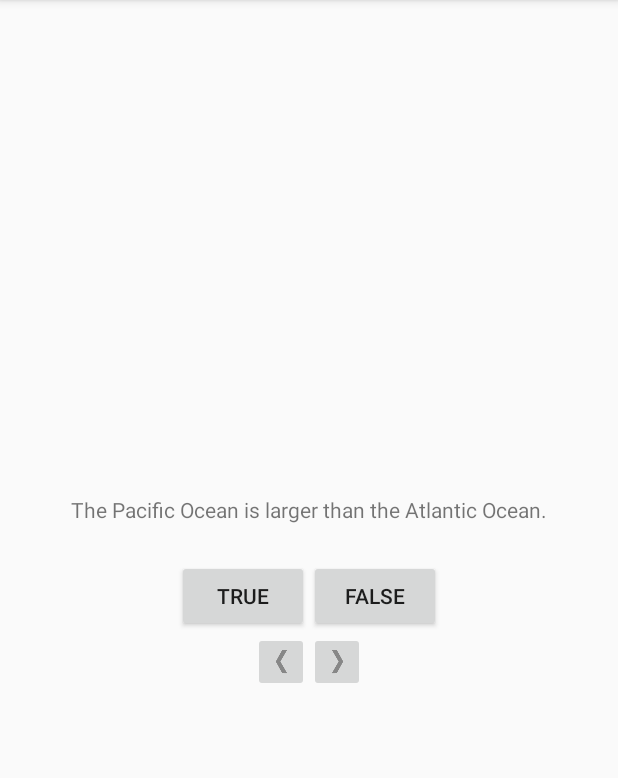
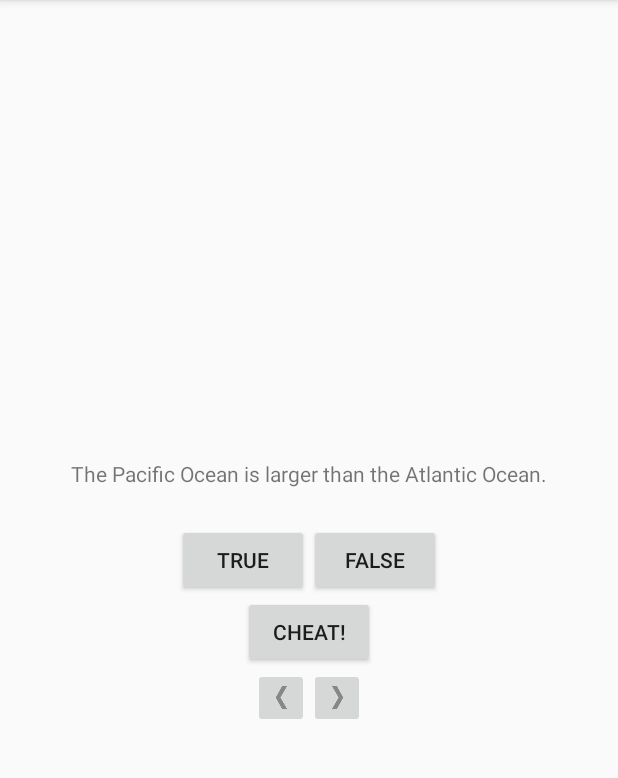
Before and after one commit to yihanseattle/Android-Practice, an Android app: the screen it shows after launch (QuizActivity), after a tap on "FALSE", on a phone screen of 412 x 824 dp, the part 84-862 px from its top. Run offline under Robolectric (Android 15) with nearby library versions, the phone set to English and light mode, and no system bars.

Commit message:
Complete: Chapter 05 (with all Chanllenge done)

```diff
--- a/GeoQuiz/GeoQuiz/app/src/main/AndroidManifest.xml
+++ b/GeoQuiz/GeoQuiz/app/src/main/AndroidManifest.xml
@@ -9,6 +9,7 @@
         android:theme="@style/AppTheme" >
         <activity
             android:name=".QuizActivity"
+            android:launchMode="singleTop"
             android:label="@string/app_name" >
             <intent-filter>
                 <action android:name="android.intent.action.MAIN" />
@@ -16,6 +17,11 @@
                 <category android:name="android.intent.category.LAUNCHER" />
             </intent-filter>
         </activity>
+        <activity
+            android:name=".CheatActivity"
+            android:label="@string/title_activity_cheat"
+            android:parentActivityName=".QuizActivity">
+        </activity>
     </application>
 
 </manifest>
--- /dev/null
+++ b/GeoQuiz/GeoQuiz/app/src/main/java/app/com/yihan/android/geoquiz/CheatingHistory.java
@@ -0,0 +1,58 @@
+package app.com.yihan.android.geoquiz;
+
+import android.os.Parcel;
+import android.os.Parcelable;
+
+/**
+ * Created by HanYi on 9/21/15.
+ */
+public class CheatingHistory implements Parcelable{
+
+    private boolean[] mCheatingHistory;
+
+    public CheatingHistory(int numberOfQuestions) {
+        mCheatingHistory = new boolean[numberOfQuestions];
+    }
+
+    protected CheatingHistory(Parcel in) {
+        mCheatingHistory = in.createBooleanArray();
+    }
+
+    public static final Creator<CheatingHistory> CREATOR = new Creator<CheatingHistory>() {
+        @Override
+        public CheatingHistory createFromParcel(Parcel in) {
+            return new CheatingHistory(in);
+        }
+
+        @Override
+        public CheatingHistory[] newArray(int size) {
+            return new CheatingHistory[size];
+        }
+    };
+
+    public boolean[] getCheatingHistory() {
+        return mCheatingHistory;
+    }
+
+    public void setCheatingHistory(boolean[] cheatingHistory) {
+        mCheatingHistory = cheatingHistory;
+    }
+
+    public void setCheatAt(int index) {
+        mCheatingHistory[index] = true;
+    }
+
+    public boolean isCheatAt(int index) {
+        return mCheatingHistory[index];
+    }
+
+    @Override
+    public int describeContents() {
+        return 0;
+    }
+
+    @Override
+    public void writeToParcel(Parcel dest, int flags) {
+        dest.writeBooleanArray(mCheatingHistory);
+    }
+}
--- a/GeoQuiz/GeoQuiz/app/src/main/res/layout-land/activity_quiz.xml
+++ b/GeoQuiz/GeoQuiz/app/src/main/res/layout-land/activity_quiz.xml
@@ -34,21 +34,28 @@
         android:layout_width="wrap_content"
         android:layout_height="wrap_content"
         android:layout_gravity="bottom|start"
+        android:layout_margin="10dp"
         android:contentDescription="@string/bPrevText"
         android:src="@drawable/arrow_left"
-        android:layout_margin="10dp"
 
         />
+
+    <Button
+        android:id="@+id/bCheat"
+        android:layout_width="wrap_content"
+        android:layout_height="wrap_content"
+        android:layout_gravity="bottom|center"
+        android:layout_margin="10dp"
+        android:text="@string/cheat_button" />
 
     <ImageButton
         android:id="@+id/bNext"
         android:layout_width="wrap_content"
         android:layout_height="wrap_content"
         android:layout_gravity="bottom|end"
+        android:layout_margin="10dp"
         android:contentDescription="@string/bNextText"
-        android:src="@drawable/arrow_right"
-        android:layout_margin="10dp"
-        />
+        android:src="@drawable/arrow_right" />
 
 
 </FrameLayout>
--- a/GeoQuiz/GeoQuiz/app/src/main/res/layout/activity_quiz.xml
+++ b/GeoQuiz/GeoQuiz/app/src/main/res/layout/activity_quiz.xml
@@ -29,6 +29,13 @@
 
     </LinearLayout>
 
+    <Button
+        android:id="@+id/bCheat"
+        android:layout_width="wrap_content"
+        android:layout_height="wrap_content"
+        android:text="@string/cheat_button"
+        />
+
     <LinearLayout
         android:layout_width="wrap_content"
         android:layout_height="wrap_content">
--- a/GeoQuiz/GeoQuiz/app/src/main/res/values/strings.xml
+++ b/GeoQuiz/GeoQuiz/app/src/main/res/values/strings.xml
@@ -21,5 +21,8 @@
     <string name="show_answer_button">Show Answer</string>
     <string name="cheat_button">Cheat!</string>
     <string name="judgment_toast">Cheating is wrong.</string>
+    <string name="title_activity_cheat">Cheat</string>
+
+    <string name="hello_world">Hello world!</string>
 
 </resources>
```
Also changed, not shown: GeoQuiz/GeoQuiz/app/src/main/java/app/com/yihan/android/geoquiz/CheatActivity.java (added, +141 -0 lines), GeoQuiz/GeoQuiz/app/src/main/java/app/com/yihan/android/geoquiz/Constants.java (+13 -0 lines), GeoQuiz/GeoQuiz/app/src/main/java/app/com/yihan/android/geoquiz/QuizActivity.java (+79 -3 lines), GeoQuiz/GeoQuiz/app/src/main/res/layout/activity_cheat.xml (added, +29 -0 lines), GeoQuiz/GeoQuiz/app/src/main/res/menu/menu_cheat.xml (added, +7 -0 lines).
